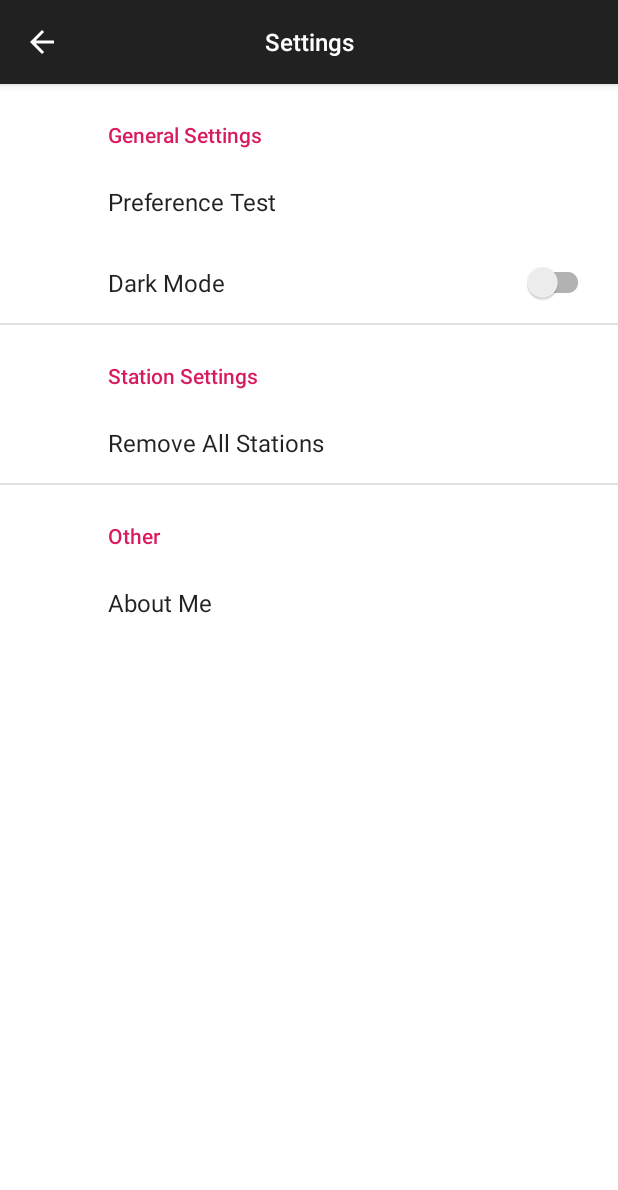
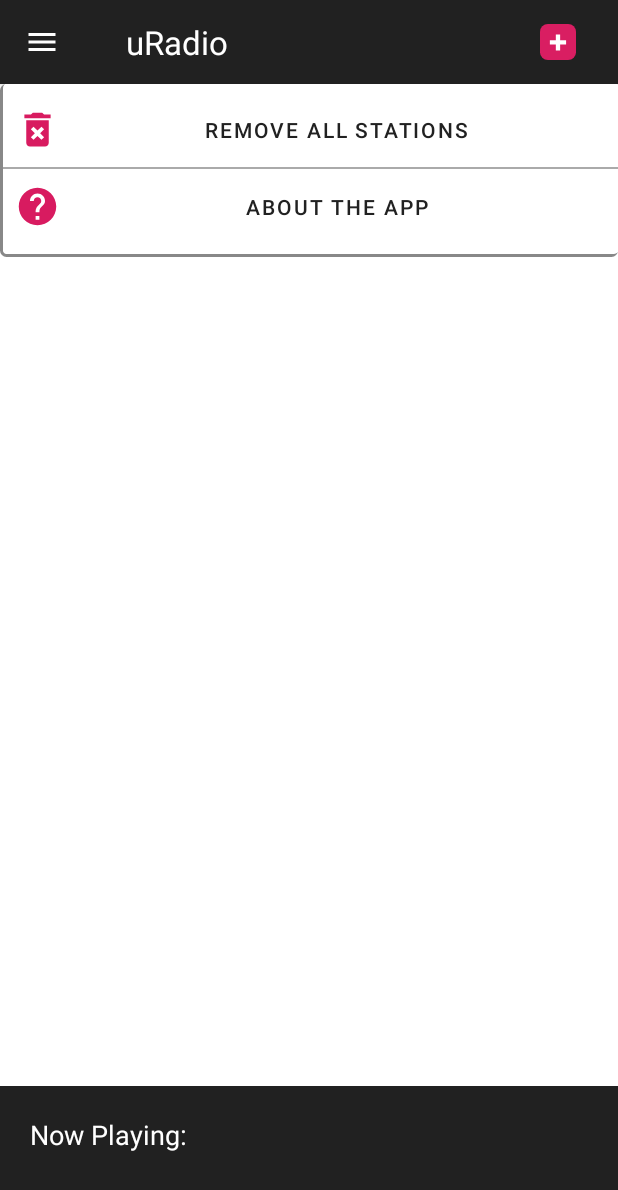
Before and after one commit to hwb15/uRadioApplication, an Android app: the SettingsActivity screen opened directly, with no data from a screen before it, on a phone screen of 412 x 824 dp. Shown: the top 1190 px of the screen. Run offline under Robolectric (Android 15) with nearby library versions, the phone set to English and light mode, and no system bars.

Commit message:
Added the following - 07/04/2020:
☑️ Changed preferences / settings activity - implemented a seperate settings activity with view, using two buttons to assist with two settings tasks.
☑️ Implemented intents to remove stations, and clear out ArrayList, by starting the activity asking for a result, and then passing back a result IF, remove stations button has been pressed

```diff
--- a/app/src/main/AndroidManifest.xml
+++ b/app/src/main/AndroidManifest.xml
@@ -30,11 +30,7 @@
             android:label="@string/app_name" />
 
         <!-- Settings Activity -->
-        <activity android:name=".SettingsActivity">
-            <meta-data
-                android:name="android.support.PARENT_ACTIVITY"
-                android:value=".MainActivity" />
-        </activity>
+        <activity android:name=".SettingsActivity"/>
     </application>
 
 </manifest>
--- a/app/src/main/java/com/example/uradio/SettingsActivity.java
+++ b/app/src/main/java/com/example/uradio/SettingsActivity.java
@@ -1,30 +1,104 @@
 package com.example.uradio;
 
+import android.app.Activity;
+import android.content.Intent;
 import android.os.Bundle;
+import android.util.Log;
+import android.view.MenuItem;
+import android.view.View;
+import android.widget.Button;
+import android.widget.Toast;
 
-import androidx.annotation.Nullable;
-import androidx.appcompat.app.ActionBar;
+import androidx.annotation.NonNull;
 import androidx.appcompat.app.AppCompatActivity;
 import androidx.appcompat.widget.Toolbar;
+import androidx.core.view.GravityCompat;
+import androidx.drawerlayout.widget.DrawerLayout;
+
+import com.google.android.material.navigation.NavigationView;
+
+import static com.example.uradio.MainActivity.stations;
 
 public class SettingsActivity extends AppCompatActivity {
 
+    private Button remove_station_button, about_button;
+    private DrawerLayout drawerLayout;
+    private NavigationView navMenu;
+    private boolean remove_stations;
+
     @Override
-    protected void onCreate(@Nullable Bundle savedInstanceState) {
+    public void onCreate(Bundle savedInstanceState) {
         super.onCreate(savedInstanceState);
-        setContentView(R.layout.settings_activity);
-        Toolbar toolbar = findViewById(R.id.toolbar);
-        try {
-            setSupportActionBar(toolbar);
-            ActionBar actionBar = getSupportActionBar();
-            if (actionBar != null) {
-                actionBar.setDisplayShowTitleEnabled(false);
-                actionBar.setDisplayHomeAsUpEnabled(true);
-                actionBar.setDisplayShowHomeEnabled(true);
+
+        setContentView(R.layout.settings_main);
+
+        // Suppress the built-in action bar
+        Toolbar toolbar = findViewById(R.id.top_bar);
+        setSupportActionBar(toolbar);
+
+        drawerLayout = findViewById(R.id.drawer_layout_settings);
+        navMenu = findViewById(R.id.nav_menu_view_settings);
+
+        remove_stations = false;
+
+        navMenu.setNavigationItemSelectedListener(new NavigationView.OnNavigationItemSelectedListener() {
+            @Override
+            public boolean onNavigationItemSelected(@NonNull MenuItem item) {
+                switch (item.getItemId()) {
+                    case R.id.nav_home:
+                        Toast.makeText(SettingsActivity.this, "Home Clicked", Toast.LENGTH_SHORT).show();
+                        Intent home_active = new Intent(SettingsActivity.this, MainActivity.class);
+                        startActivity(home_active);
+                        return true;
+                    case R.id.nav_settings:
+                        Toast.makeText(SettingsActivity.this, "Settings Clicked", Toast.LENGTH_SHORT).show();
+                        drawerLayout.closeDrawers();
+                        return true;
+                    default:
+                        return false;
+                }
             }
-        } catch (Exception e) {
-            e.printStackTrace();
+        });
+
+        //Initialising button options within the view
+
+        remove_station_button = (Button) findViewById(R.id.settingsRemoveButton);
+        about_button = (Button) findViewById(R.id.aboutButton);
+
+        // Onclick listeners for buttons
+        remove_station_button.setOnClickListener(new View.OnClickListener() {
+            @Override
+            public void onClick(View v) {
+                removeStations();
+                Log.v("Cleared", "Stations have been cleared");
+            }
+        });
+
+        about_button.setOnClickListener(new View.OnClickListener() {
+            @Override
+            public void onClick(View v) {
+
+            }
+        });
+
+    }
+
+    @Override
+    public boolean onOptionsItemSelected(@NonNull MenuItem item) {
+        switch (item.getItemId()) {
+            case android.R.id.home:
+                drawerLayout.openDrawer(GravityCompat.START);
+                return true;
+            default:
+                return super.onOptionsItemSelected(item);
         }
-        getSupportFragmentManager().beginTransaction().replace(R.id.container, new SettingsFragment()).commit();
+    }
+
+    private void removeStations() {
+            String result = "result";
+            Intent returnIntent = new Intent();
+            returnIntent.putExtra("result", result);
+            setResult(RESULT_OK, returnIntent);
+            finish();
     }
 }
--- a/app/src/main/java/com/example/uradio/SettingsFragment.java
+++ /dev/null
@@ -1,13 +0,0 @@
-package com.example.uradio;
-
-import android.os.Bundle;
-
-import androidx.preference.PreferenceFragmentCompat;
-
-public class SettingsFragment extends PreferenceFragmentCompat {
-    @Override
-    public void onCreatePreferences(Bundle savedInstanceState, String s) {
-        addPreferencesFromResource(R.xml.preferences);
-        // implement your settings here
-    }
-}
--- /dev/null
+++ b/app/src/main/res/drawable/ic_help_black_24dp.xml
@@ -0,0 +1,9 @@
+<vector xmlns:android="http://schemas.android.com/apk/res/android"
+    android:width="24dp"
+    android:height="24dp"
+    android:viewportWidth="24"
+    android:viewportHeight="24">
+  <path
+      android:pathData="M12,2C6.48,2 2,6.48 2,12s4.48,10 10,10 10,-4.48 10,-10S17.52,2 12,2zM13,19h-2v-2h2v2zM15.07,11.25l-0.9,0.92C13.45,12.9 13,13.5 13,15h-2v-0.5c0,-1.1 0.45,-2.1 1.17,-2.83l1.24,-1.26c0.37,-0.36 0.59,-0.86 0.59,-1.41 0,-1.1 -0.9,-2 -2,-2s-2,0.9 -2,2L8,9c0,-2.21 1.79,-4 4,-4s4,1.79 4,4c0,0.88 -0.36,1.68 -0.93,2.25z"
+      android:fillColor="#000000"/>
+</vector>
--- a/app/src/main/res/layout/settings_activity.xml
+++ /dev/null
@@ -1,42 +0,0 @@
-<?xml version="1.0" encoding="utf-8"?>
-<androidx.coordinatorlayout.widget.CoordinatorLayout
-    xmlns:android="http://schemas.android.com/apk/res/android"
-    xmlns:app="http://schemas.android.com/apk/res-auto"
-    android:layout_width="match_parent"
-    android:layout_height="match_parent">
-
-    <com.google.android.material.appbar.AppBarLayout
-        android:layout_width="match_parent"
-        android:layout_height="wrap_content"
-        android:theme="@style/uRadioTheme">
-
-        <androidx.appcompat.widget.Toolbar
-            android:id="@+id/toolbar"
-            android:layout_width="match_parent"
-            android:layout_height="wrap_content"
-            android:background="@color/colorPrimary"
-            android:theme="@style/ThemeOverlay.AppCompat.Dark.ActionBar">
-
-            <TextView
-                android:id="@+id/toolbar_title"
-                android:layout_width="wrap_content"
-                android:layout_height="wrap_content"
-                android:layout_gravity="center"
-                android:text="Settings"
-                android:textAppearance="@style/TextAppearance.Widget.AppCompat.Toolbar.Title"
-                android:textColor="@android:color/white"
-                android:textSize="16sp" />
-        </androidx.appcompat.widget.Toolbar>
-
-
-    </com.google.android.material.appbar.AppBarLayout>
-
-
-    <FrameLayout
-        android:id="@+id/container"
-        android:layout_width="match_parent"
-        android:layout_height="match_parent"
-        app:layout_behavior="@string/appbar_scrolling_view_behavior" />
-
-
-</androidx.coordinatorlayout.widget.CoordinatorLayout>
--- /dev/null
+++ b/app/src/main/res/layout/settings_main.xml
@@ -0,0 +1,76 @@
+<?xml version="1.0" encoding="utf-8"?>
+<androidx.drawerlayout.widget.DrawerLayout xmlns:android="http://schemas.android.com/apk/res/android"
+    xmlns:app="http://schemas.android.com/apk/res-auto"
+    xmlns:tools="http://schemas.android.com/tools"
+    android:layout_width="match_parent"
+    android:layout_height="match_parent"
+    tools:context=".SettingsActivity"
+    android:id="@+id/drawer_layout_settings">
+
+    <androidx.coordinatorlayout.widget.CoordinatorLayout
+        android:layout_width="match_parent"
+        android:layout_height="match_parent">
+
+        <include
+            layout="@layout/activity_main"
+            app:layout_anchor="@+id/linearLayout2"
+            app:layout_anchorGravity="center" />
+
+        <LinearLayout
+            android:id="@+id/linearLayout2"
+            android:layout_width="match_parent"
+            android:layout_height="match_parent"
+            android:orientation="vertical">
+
+        </LinearLayout>
+
+        <LinearLayout
+            android:id="@+id/settings_layout"
+            android:layout_width="match_parent"
+            android:layout_height="115dp"
+            android:layout_marginTop="?attr/actionBarSize"
+            android:background="@drawable/border_shadow"
+            android:gravity="center"
+            android:orientation="vertical">
+
+            <Button
+                android:id="@+id/settingsRemoveButton"
+                style="@style/Widget.MaterialComponents.Button.TextButton.Icon"
+                android:layout_width="match_parent"
+                android:layout_height="wrap_content"
+                android:text="Remove all stations"
+                app:icon="@drawable/ic_delete_forever_24px"
+                app:iconSize="30dp"
+                app:iconTint="@color/colorSecondary" />
+
+            <View
+                android:layout_width="match_parent"
+                android:layout_height="1dp"
+                android:background="@android:color/darker_gray" />
+
+            <Button
+                android:id="@+id/aboutButton"
+                style="@style/Widget.MaterialComponents.Button.TextButton.Icon"
+                android:layout_width="match_parent"
+                android:layout_height="wrap_content"
+                android:text="About the app"
+                app:icon="@drawable/ic_help_black_24dp"
+                app:iconSize="30dp"
+                app:iconTint="@color/colorSecondary" />
+
+
+        </LinearLayout>
+
+
+    </androidx.coordinatorlayout.widget.CoordinatorLayout>
+
+    <com.google.android.material.navigation.NavigationView
+        android:id="@+id/nav_menu_view_settings"
+        android:layout_width="270dp"
+        android:layout_height="match_parent"
+        android:layout_gravity="start"
+        app:headerLayout="@layout/nav_header"
+        app:menu="@menu/nav_menu" />
+
+
+</androidx.drawerlayout.widget.DrawerLayout>
--- a/app/src/main/res/xml/preferences.xml
+++ /dev/null
@@ -1,37 +0,0 @@
-<?xml version="1.0" encoding="utf-8"?>
-<androidx.preference.PreferenceScreen
-    xmlns:android="http://schemas.android.com/apk/res/android">
-
-    <androidx.preference.PreferenceCategory android:title="General Settings">
-
-        <androidx.preference.Preference
-            android:key="general_settings_key"
-            android:title="Preference Test" />
-
-        <androidx.preference.SwitchPreferenceCompat
-            android:defaultValue="false"
-            android:key="switch_settings_key"
-            android:title="Dark Mode" />
-
-    </androidx.preference.PreferenceCategory>
-
-    <androidx.preference.PreferenceCategory android:title="Station Settings">
-
-        <androidx.preference.Preference
-            android:key="remove_all_settings_key"
-            android:title="Remove All Stations" />
-
-
-    </androidx.preference.PreferenceCategory>
-
-    <androidx.preference.PreferenceCategory android:title="Other">
-
-        <androidx.preference.Preference
-            android:key="about_settings_key"
-            android:title="About Me" />
-
-
-    </androidx.preference.PreferenceCategory>
-
-
-</androidx.preference.PreferenceScreen>
```
Also changed, not shown: app/src/main/java/com/example/uradio/MainActivity.java (+28 -8 lines).
